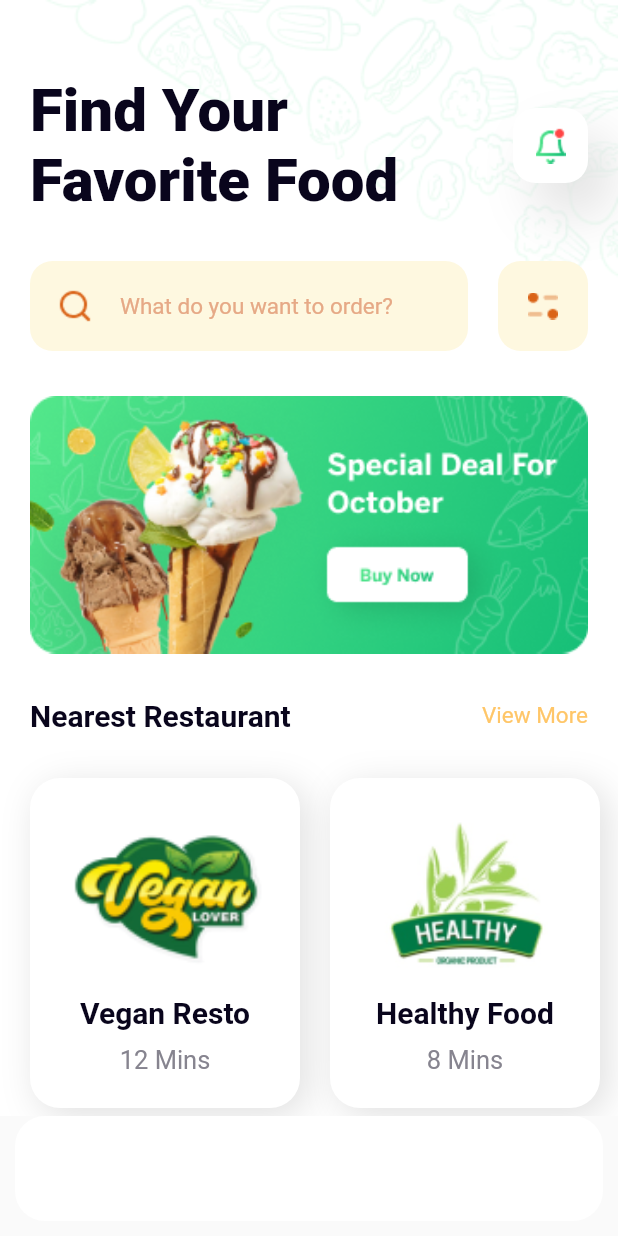
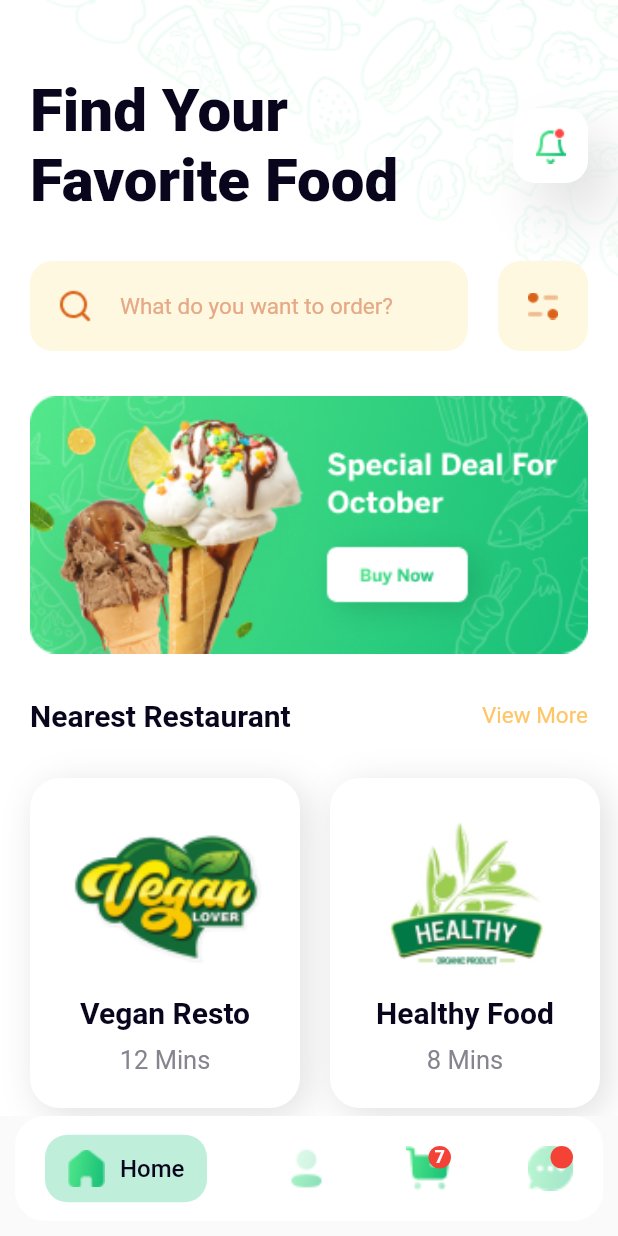
Before and after one commit to fidelity2851/Food_App, a Flutter app: the screen it shows after launch, on a phone screen of 412 x 824 dp. Run offline on Flutter 3.47's test engine with Material 2 defaults, Android fonts, the phone set to English and light mode, and no system bars.

Commit message:
Done with the Home Screen

```diff
--- a/lib/commponents/bottom_navbar.dart
+++ b/lib/commponents/bottom_navbar.dart
@@ -16,11 +16,97 @@ class BottomNavBar extends StatelessWidget {
       ),
       child: Container(
         height: 70,
+        padding: const EdgeInsets.symmetric(horizontal: DefaultPadding),
         decoration: BoxDecoration(
           color: AppColor.White,
           borderRadius: BorderRadius.circular(20),
         ),
-        child: const Row(),
+        child: Row(
+          mainAxisAlignment: MainAxisAlignment.spaceBetween,
+          children: [
+            Container(
+              padding: const EdgeInsets.symmetric(
+                vertical: 10,
+                horizontal: 15,
+              ),
+              decoration: BoxDecoration(
+                color: AppColor.Primary4,
+                borderRadius: BorderRadius.circular(15),
+              ),
+              child: Row(
+                children: [
+                  const Image(
+                    width: 25,
+                    fit: BoxFit.cover,
+                    image: AssetImage('assets/images/Home.png'),
+                  ),
+                  const SizedBox(width: 10),
+                  Text(
+                    'Home',
+                    style: TextStyle(
+                      color: AppColor.Black,
+                      fontSize: 16,
+                      fontWeight: FontWeight.w500,
+                    ),
+                  )
+                ],
+              ),
+            ),
+            const Image(
+              width: 30,
+              fit: BoxFit.contain,
+              image: AssetImage('assets/images/Profile.png'),
+            ),
+            Stack(
+              children: [
+                const Image(
+                  width: 30,
+                  fit: BoxFit.contain,
+                  image: AssetImage('assets/images/Buy.png'),
+                ),
+                Positioned(
+                  right: 0,
+                  child: Container(
+                    width: 15,
+                    height: 15,
+                    decoration: BoxDecoration(
+                      color: Colors.red,
+                      borderRadius: BorderRadius.circular(10),
+                    ),
+                    child: Text(
+                      '7',
+                      textAlign: TextAlign.center,
+                      style: TextStyle(
+                          color: AppColor.White,
+                          fontSize: 12,
+                          fontWeight: FontWeight.w600),
+                    ),
+                  ),
+                )
+              ],
+            ),
+            Stack(
+              children: [
+                const Image(
+                  width: 30,
+                  fit: BoxFit.contain,
+                  image: AssetImage('assets/images/Chat.png'),
+                ),
+                Positioned(
+                  right: 0,
+                  child: Container(
+                    width: 15,
+                    height: 15,
+                    decoration: BoxDecoration(
+                      color: Colors.red,
+                      borderRadius: BorderRadius.circular(10),
+                    ),
+                  ),
+                )
+              ],
+            ),
+          ],
+        ),
       ),
     );
   }
--- a/lib/utitlity/variables.dart
+++ b/lib/utitlity/variables.dart
@@ -5,6 +5,8 @@ import 'package:flutter/material.dart';
 class AppColor {
   static Color Primary = const Color(0xFF53E88B);
   static Color Primary2 = const Color(0xFF15BE77);
+  static Color Primary3 = const Color(0xFF5AE6AB);
+  static Color Primary4 = const Color(0xFFBFEFDB);
   static Color Secondary = const Color(0xFFFFAD1D);
   static Color Secondary2 = const Color(0xFFFFC668);
   static Color Secondary3 = const Color(0xFFFFDEA4);
```
Also changed, not shown: assets/images/Buy.png (added), assets/images/Chat.png (added), assets/images/Home.png (added).
